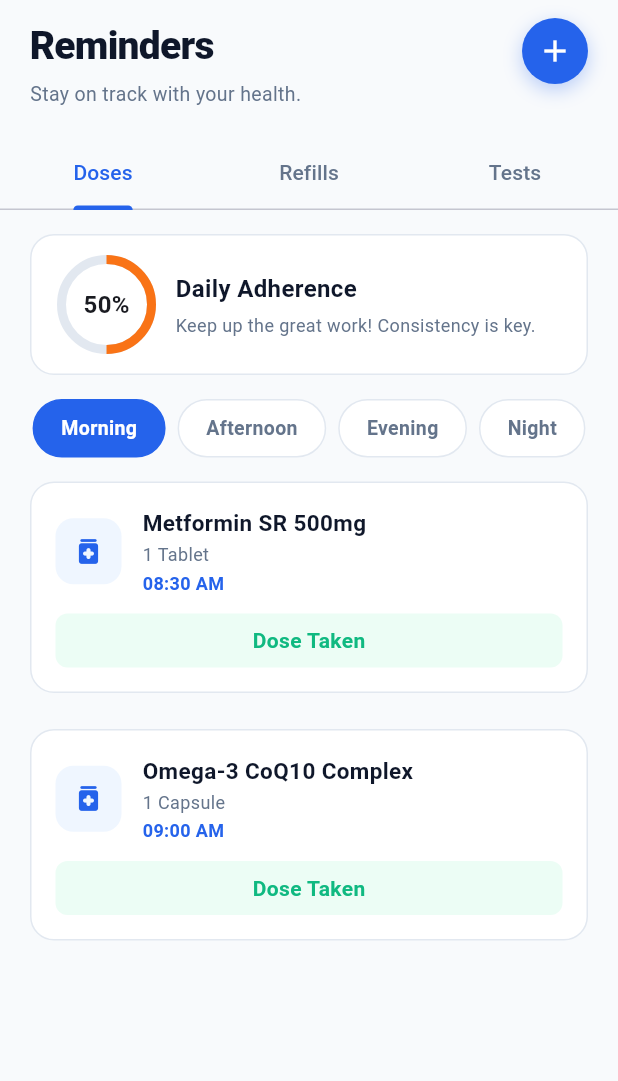
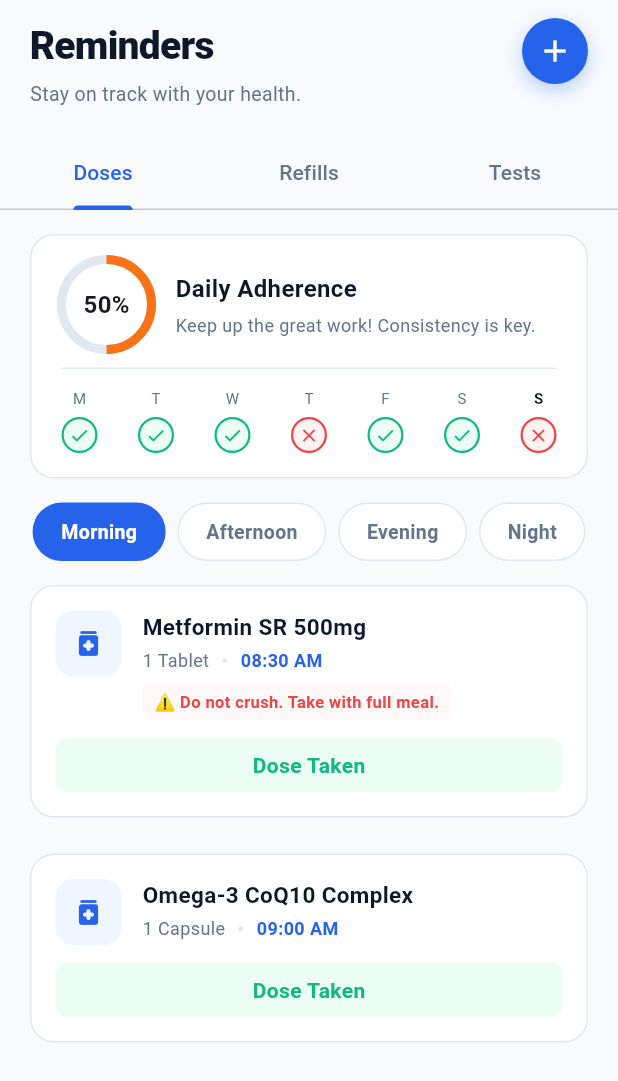
Before and after one commit to vistacortexadmin-blip/new-app-changes, a Flutter app: the RemindersScreen screen opened directly, on a phone screen of 412 x 824 dp. Shown: the top 1081 px of the screen. Run offline on Flutter 3.47's test engine with Material 3 defaults, Android fonts, the phone set to English and light mode, and no system bars; our stand-ins replace firebase_analytics, firebase_auth, firebase_core, flutter_riverpod, google_sign_in, shared_preferences; accounts and stored records are empty.

Commit message:
Implement advanced Task 4 UX features: 7-Day Streak, Take All button, Clinical Warnings

```diff
--- a/lib/core/storage/seed_data.dart
+++ b/lib/core/storage/seed_data.dart
@@ -170,6 +170,7 @@ class SeedData {
           dosage: '1 Tablet',
           instructions: 'Take at bedtime with water',
           prescribedFor: 'Lipid Management & Cardioprotection',
+          warning: '⚠️ Avoid Grapefruit or Pomelo juice',
           totalQuantityAvailable: 18,
           dailyDoseCount: 1,
           startDate: DateTime.now().subtract(const Duration(days: 12)),
@@ -188,6 +189,7 @@ class SeedData {
           dosage: '1 Tablet',
           instructions: 'Take with or immediately after meals',
           prescribedFor: 'Glycemic Regulation',
+          warning: '⚠️ Do not crush. Take with full meal.',
           totalQuantityAvailable: 6, // Low supply trigger!
           dailyDoseCount: 2,
           startDate: DateTime.now().subtract(const Duration(days: 24)),
@@ -212,6 +214,7 @@ class SeedData {
           dosage: '1 Capsule',
           instructions: 'Take with morning breakfast',
           prescribedFor: 'Cardiovascular Vitality & Joint Health',
+          warning: null,
           totalQuantityAvailable: 45,
           dailyDoseCount: 1,
           startDate: DateTime.now().subtract(const Duration(days: 5)),
--- a/lib/features/reminders/models/reminder_model.dart
+++ b/lib/features/reminders/models/reminder_model.dart
@@ -52,6 +52,7 @@ class MedicineReminder {
   final int dailyDoseCount;
   final DateTime startDate;
   final int durationDays;
+  final String? warning;
 
   MedicineReminder({
     required this.id,
@@ -64,6 +65,7 @@ class MedicineReminder {
     required this.dailyDoseCount,
     required this.startDate,
     required this.durationDays,
+    this.warning,
   });
 
   int get daysOfSupplyRemaining {
@@ -79,20 +81,30 @@ class MedicineReminder {
   bool get isCriticalSupply => daysOfSupplyRemaining <= 2;
 
   MedicineReminder copyWith({
+    String? id,
+    String? medicineName,
+    String? dosage,
+    String? instructions,
+    String? prescribedFor,
     List<DoseSchedule>? dailySchedules,
     int? totalQuantityAvailable,
+    int? dailyDoseCount,
+    DateTime? startDate,
+    int? durationDays,
+    String? warning,
   }) {
     return MedicineReminder(
-      id: id,
-      medicineName: medicineName,
-      dosage: dosage,
-      instructions: instructions,
-      prescribedFor: prescribedFor,
+      id: id ?? this.id,
+      medicineName: medicineName ?? this.medicineName,
+      dosage: dosage ?? this.dosage,
+      instructions: instructions ?? this.instructions,
+      prescribedFor: prescribedFor ?? this.prescribedFor,
       dailySchedules: dailySchedules ?? this.dailySchedules,
       totalQuantityAvailable: totalQuantityAvailable ?? this.totalQuantityAvailable,
-      dailyDoseCount: dailyDoseCount,
-      startDate: startDate,
-      durationDays: durationDays,
+      dailyDoseCount: dailyDoseCount ?? this.dailyDoseCount,
+      startDate: startDate ?? this.startDate,
+      durationDays: durationDays ?? this.durationDays,
+      warning: warning ?? this.warning,
     );
   }
 }
--- a/lib/features/reminders/views/reminders_screen.dart
+++ b/lib/features/reminders/views/reminders_screen.dart
@@ -132,7 +132,7 @@ class _RemindersScreenState extends ConsumerState<RemindersScreen>
       children: [
         const SizedBox(height: 16),
 
-        // Adherence Ring
+        // Adherence Ring & 7-Day Streak
         Container(
           padding: const EdgeInsets.symmetric(horizontal: 20, vertical: 16),
           margin: const EdgeInsets.symmetric(horizontal: 20),
@@ -141,7 +141,9 @@ class _RemindersScreenState extends ConsumerState<RemindersScreen>
             borderRadius: BorderRadius.circular(16),
             border: Border.all(color: AppColors.border),
           ),
-          child: Row(
+          child: Column(
+            children: [
+              Row(
                 children: [
                   SizedBox(
                     width: 60,
@@ -194,6 +196,57 @@ class _RemindersScreenState extends ConsumerState<RemindersScreen>
                         ),
                       ],
                     ),
+                  ),
+                ],
+              ),
+              const Padding(
+                padding: EdgeInsets.symmetric(vertical: 12),
+                child: Divider(color: AppColors.border, height: 1),
+              ),
+              // 7-Day Streak
+              Row(
+                mainAxisAlignment: MainAxisAlignment.spaceBetween,
+                children: List.generate(7, (index) {
+                  final isToday = index == 6;
+                  final days = ['M', 'T', 'W', 'T', 'F', 'S', 'S'];
+
+                  // Mocked streak history (True = Green, False = Red)
+                  // Let's pretend they did well all week except Thursday
+                  final bool streakStatus = isToday
+                      ? (adherence >= 0.8)
+                      : (index != 3);
+
+                  return Column(
+                    children: [
+                      Text(
+                        days[index],
+                        style: TextStyle(
+                          fontSize: 10,
+                          fontWeight: isToday ? FontWeight.bold : FontWeight.normal,
+                          color: isToday ? AppColors.textPrimary : AppColors.textSecondary,
+                        ),
+                      ),
+                      const SizedBox(height: 6),
+                      Container(
+                        width: 24,
+                        height: 24,
+                        decoration: BoxDecoration(
+                          shape: BoxShape.circle,
+                          color: streakStatus ? AppColors.successSurface : AppColors.errorSurface,
+                          border: Border.all(
+                            color: streakStatus ? AppColors.success : AppColors.error,
+                            width: 1.5,
+                          ),
+                        ),
+                        child: Icon(
+                          streakStatus ? Icons.check : Icons.close,
+                          size: 14,
+                          color: streakStatus ? AppColors.success : AppColors.error,
+                        ),
+                      ),
+                    ],
+                  );
+                }),
               ),
             ],
           ),
@@ -272,9 +325,14 @@ class _RemindersScreenState extends ConsumerState<RemindersScreen>
     List<Widget> cards = [];
     final selectedTime = state.selectedTimeFilter;
 
+    int pendingCount = 0;
+
     for (var med in state.medicines) {
       for (var schedule in med.dailySchedules) {
         if (schedule.timeOfDay == selectedTime) {
+          if (schedule.status == AdherenceStatus.pending) {
+            pendingCount++;
+          }
           cards.add(_buildMedicineCard(med, schedule));
           cards.add(const SizedBox(height: 12));
         }
@@ -288,6 +346,37 @@ class _RemindersScreenState extends ConsumerState<RemindersScreen>
           child: Text('No medicines scheduled for this time.'),
         ),
       ));
+    } else if (pendingCount > 1) {
+      // Add the 'Take All' button at the top
+      cards.insert(
+        0,
+        Padding(
+          padding: const EdgeInsets.only(bottom: 16),
+          child: SizedBox(
+            width: double.infinity,
+            child: ElevatedButton.icon(
+              onPressed: () {
+                ref
+                    .read(remindersProvider.notifier)
+                    .markAllDosesTaken(selectedTime!);
+                ScaffoldMessenger.of(context).showSnackBar(
+                  SnackBar(content: Text('Marked all $pendingCount doses as taken!')),
+                );
+              },
+              icon: const Icon(Icons.check_circle_outline),
+              label: Text('Take All ${selectedTime.toString().split('.').last} Doses ($pendingCount)'),
+              style: ElevatedButton.styleFrom(
+                backgroundColor: AppColors.primary,
+                foregroundColor: Colors.white,
+                padding: const EdgeInsets.symmetric(vertical: 12),
+                shape: RoundedRectangleBorder(
+                  borderRadius: BorderRadius.circular(12),
+                ),
+              ),
+            ),
+          ),
+        ),
+      );
     }
 
     return cards;
@@ -301,6 +390,17 @@ class _RemindersScreenState extends ConsumerState<RemindersScreen>
     bool isTaken = schedule.status == AdherenceStatus.taken;
     bool isSkipped = schedule.status == AdherenceStatus.skipped;
 
+    IconData getIconForDosage(String dosage) {
+      final lower = dosage.toLowerCase();
+      if (lower.contains('syrup') || lower.contains('liquid') || lower.contains('ml')) {
+        return Icons.water_drop;
+      }
+      if (lower.contains('injection') || lower.contains('insulin')) {
+        return Icons.vaccines;
+      }
+      return Icons.medication_rounded;
+    }
+
     return Container(
       margin: const EdgeInsets.only(bottom: 12),
       padding: const EdgeInsets.all(16),
@@ -312,6 +412,7 @@ class _RemindersScreenState extends ConsumerState<RemindersScreen>
       child: Column(
         children: [
           Row(
+            crossAxisAlignment: CrossAxisAlignment.start,
             children: [
               Container(
                 width: 44,
@@ -320,7 +421,7 @@ class _RemindersScreenState extends ConsumerState<RemindersScreen>
                   color: AppColors.primarySurface,
                   borderRadius: BorderRadius.circular(12),
                 ),
-                child: const Icon(Icons.medication_rounded,
+                child: Icon(getIconForDosage(med.dosage),
                     color: AppColors.primary, size: 22),
               ),
               const SizedBox(width: 14),
@@ -337,6 +438,8 @@ class _RemindersScreenState extends ConsumerState<RemindersScreen>
                       ),
                     ),
                     const SizedBox(height: 2),
+                    Row(
+                      children: [
                         Text(
                           med.dosage,
                           style: const TextStyle(
@@ -344,7 +447,9 @@ class _RemindersScreenState extends ConsumerState<RemindersScreen>
                             color: AppColors.textSecondary,
                           ),
                         ),
-                    const SizedBox(height: 2),
+                        const SizedBox(width: 8),
+                        const Text('•', style: TextStyle(color: AppColors.border)),
+                        const SizedBox(width: 8),
                         Text(
                           schedule.timeString,
                           style: const TextStyle(
@@ -353,6 +458,26 @@ class _RemindersScreenState extends ConsumerState<RemindersScreen>
                             color: AppColors.primary,
                           ),
                         ),
+                      ],
+                    ),
+                    if (med.warning != null) ...[
+                      const SizedBox(height: 6),
+                      Container(
+                        padding: const EdgeInsets.symmetric(horizontal: 8, vertical: 4),
+                        decoration: BoxDecoration(
+                          color: AppColors.errorSurface.withOpacity(0.5),
+                          borderRadius: BorderRadius.circular(4),
+                        ),
+                        child: Text(
+                          med.warning!,
+                          style: const TextStyle(
+                            fontSize: 11,
+                            fontWeight: FontWeight.bold,
+                            color: AppColors.error,
+                          ),
+                        ),
+                      ),
+                    ],
                   ],
                 ),
               ),
```
Also changed, not shown: lib/features/reminders/providers/reminders_provider.dart (+31 -0 lines). Lines whose indentation alone changed are shown as unchanged.
